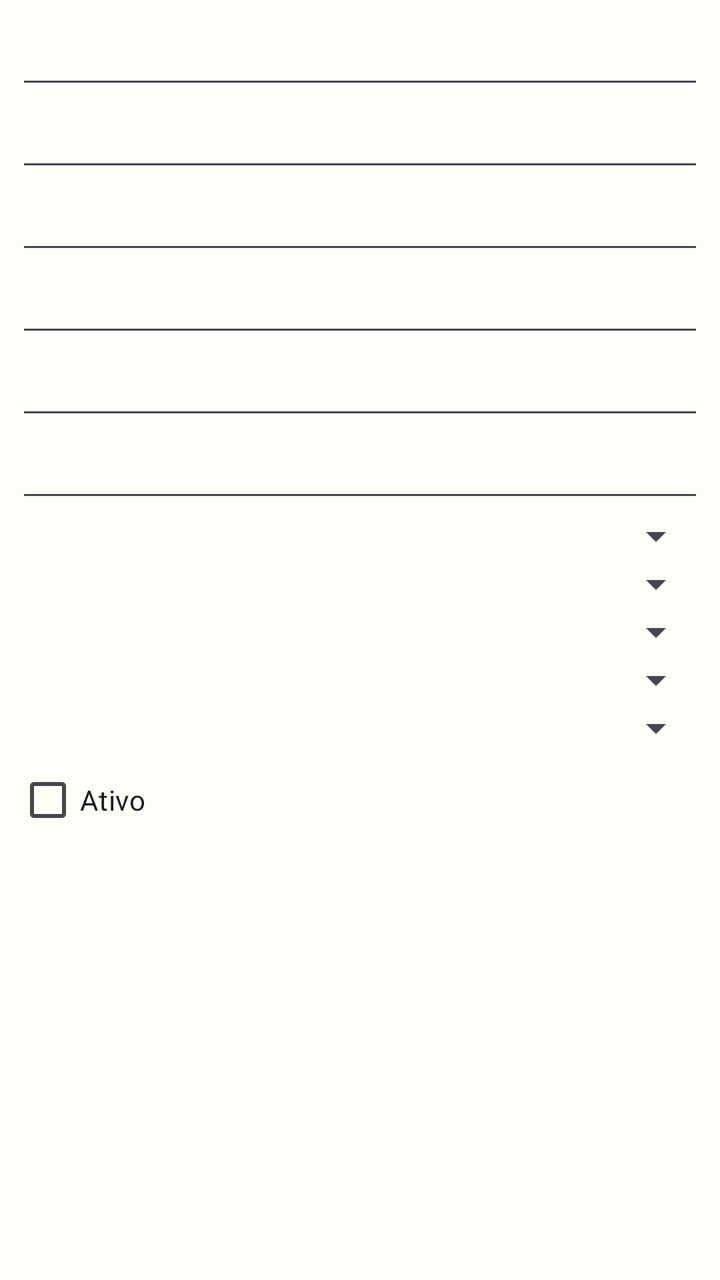
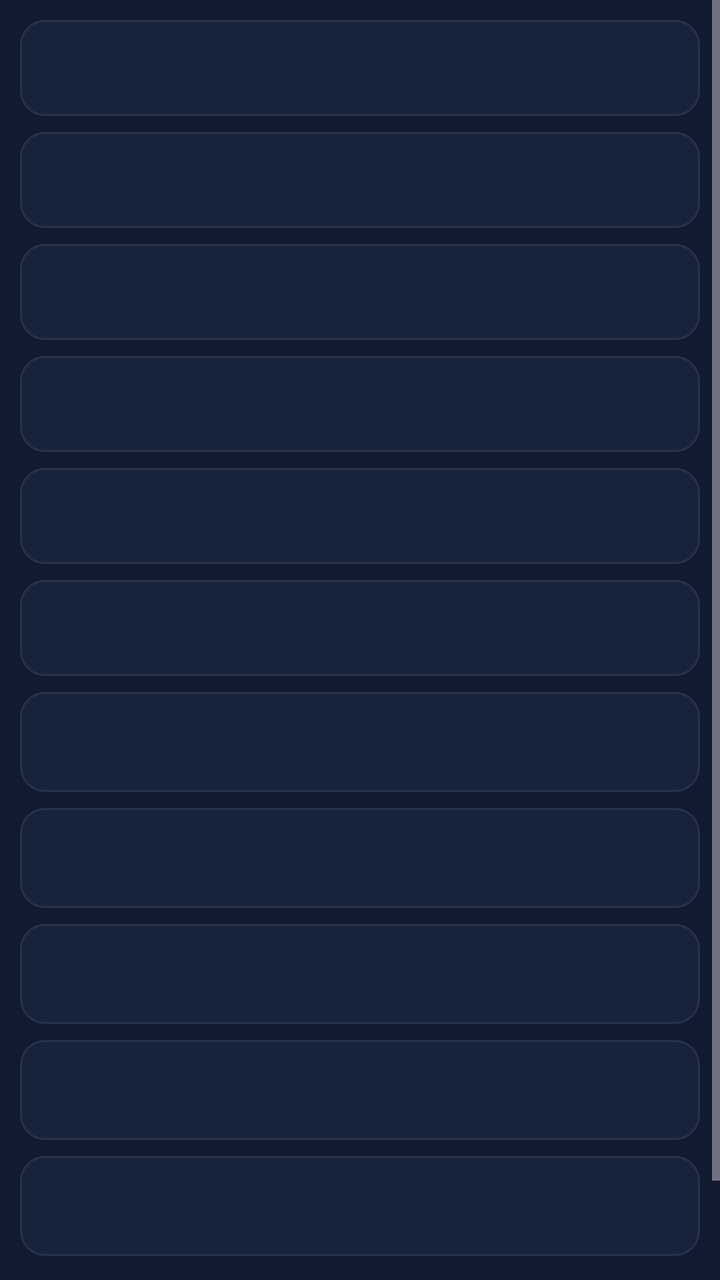

Compare the two renders of this Android layout. The source of the first and the diff that turns it into the second are given below.
<!-- AndroidManifest.xml: application theme Theme.StopGastos -->
<!-- res/layout/dialog_record.xml -->
<?xml version="1.0" encoding="utf-8"?>
<ScrollView xmlns:android="http://schemas.android.com/apk/res/android"
    android:layout_width="match_parent"
    android:layout_height="wrap_content">
    <LinearLayout
        android:id="@+id/dialog_container"
        android:layout_width="match_parent"
        android:layout_height="wrap_content"
        android:orientation="vertical"
        android:padding="8dp">

        <EditText android:id="@+id/field1" android:layout_width="match_parent" android:layout_height="wrap_content" />
        <EditText android:id="@+id/field2" android:layout_width="match_parent" android:layout_height="wrap_content" />
        <EditText android:id="@+id/field3" android:layout_width="match_parent" android:layout_height="wrap_content" />
        <EditText android:id="@+id/field4" android:layout_width="match_parent" android:layout_height="wrap_content" />
        <EditText android:id="@+id/field5" android:layout_width="match_parent" android:layout_height="wrap_content" />
        <EditText android:id="@+id/field6" android:layout_width="match_parent" android:layout_height="wrap_content" />

        <Spinner android:id="@+id/spinner1" android:layout_width="match_parent" android:layout_height="wrap_content" />
        <Spinner android:id="@+id/spinner2" android:layout_width="match_parent" android:layout_height="wrap_content" />
        <Spinner android:id="@+id/spinner3" android:layout_width="match_parent" android:layout_height="wrap_content" />
        <Spinner android:id="@+id/spinner4" android:layout_width="match_parent" android:layout_height="wrap_content" />
        <Spinner android:id="@+id/spinner5" android:layout_width="match_parent" android:layout_height="wrap_content" />

        <CheckBox
            android:id="@+id/check1"
            android:layout_width="match_parent"
            android:layout_height="wrap_content"
            android:text="Ativo" />
    </LinearLayout>
</ScrollView>
<!-- resources referenced by this layout -->
<resources>
  <style name="Theme.StopGastos" parent="Theme.Material3.DayNight.NoActionBar">
          <item name="colorPrimary">@color/primary</item>
          <item name="colorOnPrimary">@color/on_primary</item>
          <item name="colorSecondary">@color/secondary</item>
          <item name="android:colorBackground">@color/surface</item>
          <item name="colorSurface">@color/surface</item>
          <item name="colorError">@color/error</item>
          <item name="android:windowLightStatusBar">true</item>
      </style>
  <color name="primary">#5B5BD6</color>
  <color name="on_primary">#FFFFFF</color>
  <color name="secondary">#008C7A</color>
  <color name="surface">#FFFDF8</color>
  <color name="error">#BA1A1A</color>
</resources>

<!-- the commit's change to res/layout/dialog_record.xml (unified diff, before → after) -->
@@ -1,31 +1,18 @@
 <?xml version="1.0" encoding="utf-8"?>
 <ScrollView xmlns:android="http://schemas.android.com/apk/res/android"
-    android:layout_width="match_parent"
-    android:layout_height="wrap_content">
-    <LinearLayout
-        android:id="@+id/dialog_container"
-        android:layout_width="match_parent"
-        android:layout_height="wrap_content"
-        android:orientation="vertical"
-        android:padding="8dp">
-
-        <EditText android:id="@+id/field1" android:layout_width="match_parent" android:layout_height="wrap_content" />
-        <EditText android:id="@+id/field2" android:layout_width="match_parent" android:layout_height="wrap_content" />
-        <EditText android:id="@+id/field3" android:layout_width="match_parent" android:layout_height="wrap_content" />
-        <EditText android:id="@+id/field4" android:layout_width="match_parent" android:layout_height="wrap_content" />
-        <EditText android:id="@+id/field5" android:layout_width="match_parent" android:layout_height="wrap_content" />
-        <EditText android:id="@+id/field6" android:layout_width="match_parent" android:layout_height="wrap_content" />
-
-        <Spinner android:id="@+id/spinner1" android:layout_width="match_parent" android:layout_height="wrap_content" />
-        <Spinner android:id="@+id/spinner2" android:layout_width="match_parent" android:layout_height="wrap_content" />
-        <Spinner android:id="@+id/spinner3" android:layout_width="match_parent" android:layout_height="wrap_content" />
-        <Spinner android:id="@+id/spinner4" android:layout_width="match_parent" android:layout_height="wrap_content" />
-        <Spinner android:id="@+id/spinner5" android:layout_width="match_parent" android:layout_height="wrap_content" />
-
-        <CheckBox
-            android:id="@+id/check1"
-            android:layout_width="match_parent"
-            android:layout_height="wrap_content"
-            android:text="Ativo" />
+    android:layout_width="match_parent" android:layout_height="wrap_content" android:background="@color/surface">
+    <LinearLayout android:id="@+id/dialog_container" android:layout_width="match_parent" android:layout_height="wrap_content" android:orientation="vertical" android:padding="10dp">
+        <EditText android:id="@+id/field1" style="@style/Widget.StopGastos.Input" android:layout_width="match_parent" android:layout_height="wrap_content" android:layout_marginBottom="8dp" />
+        <EditText android:id="@+id/field2" style="@style/Widget.StopGastos.Input" android:layout_width="match_parent" android:layout_height="wrap_content" android:layout_marginBottom="8dp" />
+        <EditText android:id="@+id/field3" style="@style/Widget.StopGastos.Input" android:layout_width="match_parent" android:layout_height="wrap_content" android:layout_marginBottom="8dp" />
+        <EditText android:id="@+id/field4" style="@style/Widget.StopGastos.Input" android:layout_width="match_parent" android:layout_height="wrap_content" android:layout_marginBottom="8dp" />
+        <EditText android:id="@+id/field5" style="@style/Widget.StopGastos.Input" android:layout_width="match_parent" android:layout_height="wrap_content" android:layout_marginBottom="8dp" />
+        <EditText android:id="@+id/field6" style="@style/Widget.StopGastos.Input" android:layout_width="match_parent" android:layout_height="wrap_content" android:layout_marginBottom="8dp" />
+        <Spinner android:id="@+id/spinner1" android:layout_width="match_parent" android:layout_height="50dp" android:layout_marginBottom="8dp" android:background="@drawable/bg_input" android:paddingHorizontal="12dp" />
+        <Spinner android:id="@+id/spinner2" android:layout_width="match_parent" android:layout_height="50dp" android:layout_marginBottom="8dp" android:background="@drawable/bg_input" android:paddingHorizontal="12dp" />
+        <Spinner android:id="@+id/spinner3" android:layout_width="match_parent" android:layout_height="50dp" android:layout_marginBottom="8dp" android:background="@drawable/bg_input" android:paddingHorizontal="12dp" />
+        <Spinner android:id="@+id/spinner4" android:layout_width="match_parent" android:layout_height="50dp" android:layout_marginBottom="8dp" android:background="@drawable/bg_input" android:paddingHorizontal="12dp" />
+        <Spinner android:id="@+id/spinner5" android:layout_width="match_parent" android:layout_height="50dp" android:layout_marginBottom="8dp" android:background="@drawable/bg_input" android:paddingHorizontal="12dp" />
+        <CheckBox android:id="@+id/check1" android:layout_width="match_parent" android:layout_height="wrap_content" android:buttonTint="@color/primary" android:paddingVertical="8dp" android:text="Ativo" android:textColor="@color/text_primary" />
     </LinearLayout>
 </ScrollView>
<!-- resource entries referenced after the edit -->
@@ -1,18 +1,50 @@
 <!-- resources referenced by this layout -->
 <resources>
-  <style name="Theme.StopGastos" parent="Theme.Material3.DayNight.NoActionBar">
+  <style name="Theme.StopGastos" parent="Theme.Material3.Dark.NoActionBar">
           <item name="colorPrimary">@color/primary</item>
           <item name="colorOnPrimary">@color/on_primary</item>
+          <item name="colorPrimaryContainer">@color/primary_soft</item>
+          <item name="colorOnPrimaryContainer">@color/text_primary</item>
           <item name="colorSecondary">@color/secondary</item>
-          <item name="android:colorBackground">@color/surface</item>
           <item name="colorSurface">@color/surface</item>
-          <item name="colorError">@color/error</item>
-          <item name="android:windowLightStatusBar">true</item>
+          <item name="colorSurfaceVariant">@color/surface_2</item>
+          <item name="colorOnSurface">@color/text_primary</item>
+          <item name="colorOnSurfaceVariant">@color/text_muted</item>
+          <item name="colorOutline">@color/line</item>
+          <item name="colorError">@color/danger</item>
+          <item name="android:colorBackground">@color/background</item>
+          <item name="android:windowBackground">@color/background</item>
+          <item name="android:statusBarColor">@color/background</item>
+          <item name="android:navigationBarColor">@color/background</item>
+          <item name="android:windowLightStatusBar">false</item>
+          <item name="android:windowLightNavigationBar">false</item>
+          <item name="android:windowNoTitle">true</item>
       </style>
-  <color name="primary">#5B5BD6</color>
+  <color name="surface_2">#17223B</color>
+  <color name="line">#26324B</color>
+  <color name="text_muted">#99A5BB</color>
+  <color name="primary">#7B61FF</color>
   <color name="on_primary">#FFFFFF</color>
-  <color name="secondary">#008C7A</color>
-  <color name="surface">#FFFDF8</color>
-  <color name="error">#BA1A1A</color>
+  <color name="primary_soft">#2A2457</color>
+  <color name="secondary">#16C7B7</color>
+  <color name="danger">#FF5F6D</color>
+  <color name="background">#0B1020</color>
+  <color name="surface">#121A2F</color>
+  <color name="text_primary">#F7F9FC</color>
+  <!-- drawable bg_input (drawable) -->
+  <shape xmlns:android="http://schemas.android.com/apk/res/android" android:shape="rectangle">
+      <solid android:color="@color/surface_2" />
+      <stroke android:width="1dp" android:color="@color/line" />
+      <corners android:radius="12dp" />
+      <padding android:left="12dp" android:top="9dp" android:right="12dp" android:bottom="9dp" />
+  </shape>
+  <style name="Widget.StopGastos.Input">
+          <item name="android:background">@drawable/bg_input</item>
+          <item name="android:textColor">@color/text_primary</item>
+          <item name="android:textColorHint">@color/text_muted</item>
+          <item name="android:paddingStart">14dp</item>
+          <item name="android:paddingEnd">14dp</item>
+          <item name="android:minHeight">48dp</item>
+      </style>
 </resources>
 
